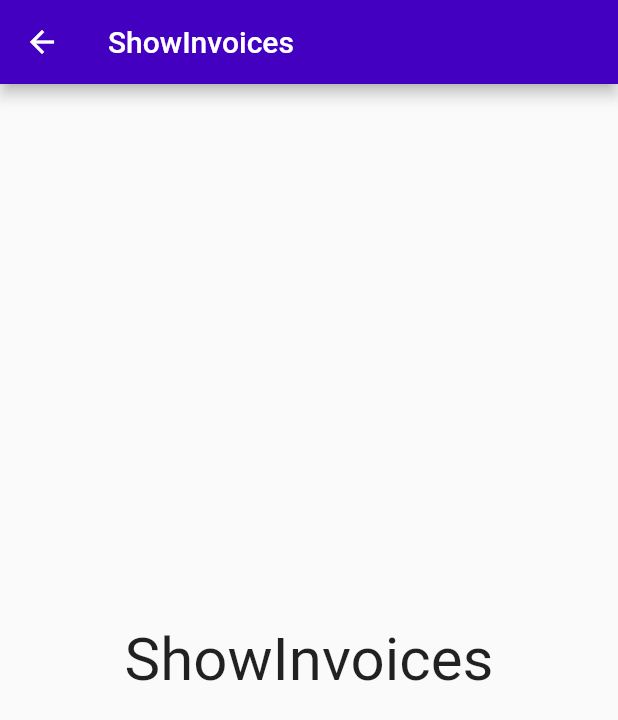
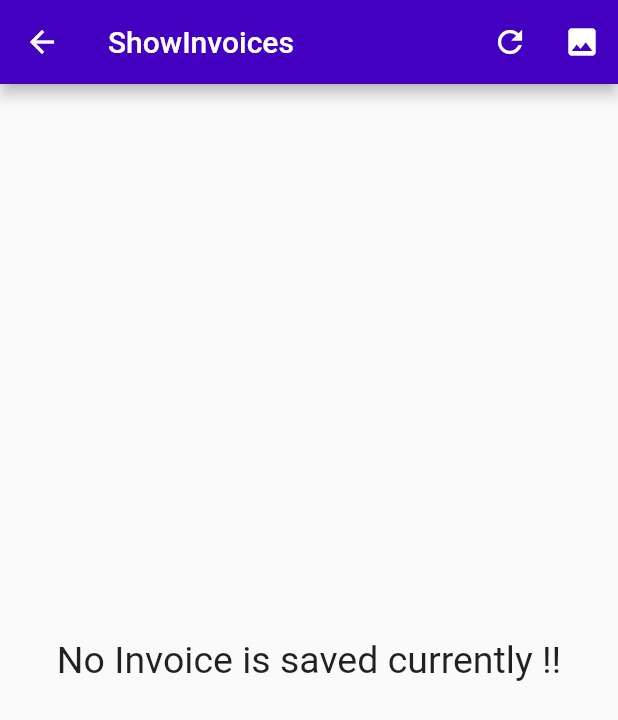
Before and after one commit to HirenDube/bill_maker_ui, a Flutter app: the HomeScreen screen opened directly, after a tap on "Show Invoices", on a phone screen of 412 x 824 dp. Shown: the top 720 px of the screen. Run offline on Flutter 3.47's test engine with Material 2 defaults, Android fonts, the phone set to English and light mode, and no system bars; our stand-ins replace fluttertoast, image_gallery_saver, image_picker, lottie, permission_handler, screenshot and 1 more; accounts and stored records are empty.

```diff
--- a/lib/HomeScreen.dart
+++ b/lib/HomeScreen.dart
@@ -1,7 +1,8 @@
+import 'package:bill_maker_ui/About%20Us/AboutUs.dart';
 import 'package:bill_maker_ui/Customers.dart';
-import 'package:bill_maker_ui/MakeInvoice(1).dart';
+import 'package:bill_maker_ui/Invoices/MakeInvoice01.dart';
 import 'package:bill_maker_ui/Products.dart';
-import 'package:bill_maker_ui/ShowInvoices.dart';
+import 'package:bill_maker_ui/Invoices/ShowInvoices.dart';
 import 'package:bill_maker_ui/SplashScreen.dart';
 import 'package:bill_maker_ui/main.dart';
 import 'package:flutter/material.dart';
@@ -22,7 +23,16 @@ class _HomeScreenState extends State<HomeScreen> {
   Widget build(BuildContext context) {
     return Scaffold(
       appBar: buildAppBar(
-          title: "Bill Maker Ui", bgColor: Theme.of(context).primaryColor),
+          title: "Bill Maker Ui",
+          bgColor: Theme.of(context).primaryColor,
+          actions: [
+            IconButton(
+                onPressed: () {
+                  Navigator.of(context)
+                      .push(MaterialPageRoute(builder: (context) => AboutUs()));
+                },
+                icon: Icon(Icons.info_outline))
+          ]),
       body: Container(
         height: MediaQuery.of(context).size.height,
         width: MediaQuery.of(context).size.width,
@@ -64,7 +74,8 @@ class _HomeScreenState extends State<HomeScreen> {
               Divider(
                 color: Colors.transparent,
               ),
-              navigatingButton(context,icon: Icons.logout,
+              navigatingButton(context,
+                  icon: Icons.logout,
                   text: 'Logout',
                   operation: () => showDialog(
                       context: context,
@@ -82,7 +93,8 @@ class _HomeScreenState extends State<HomeScreen> {
                                     setData.setBool("LoggedIn", false);
                                     Navigator.of(context).pushReplacement(
                                         MaterialPageRoute(
-                                            builder: (context) => SplashScreen()));
+                                            builder: (context) =>
+                                                SplashScreen()));
                                   },
                                   child: Text("YES")),
                               TextButton(
@@ -100,7 +112,9 @@ class _HomeScreenState extends State<HomeScreen> {
   }
 
   Card navigatingButton(BuildContext context,
-      {required String text, required operation(),IconData icon = Icons.forward}) {
+      {required String text,
+      required operation(),
+      IconData icon = Icons.forward}) {
     return Card(
       shadowColor: Colors.black,
       elevation: 3,
--- a/lib/MakeInvoice(1).dart
+++ b/lib/Invoices/MakeInvoice01.dart
@@ -1,5 +1,5 @@
 import 'dart:convert';
-import 'package:bill_maker_ui/MakeInvoice(2).dart';
+import 'package:bill_maker_ui/Invoices/MakeInvoice02.dart';
 import 'package:bill_maker_ui/main.dart';
 import 'package:flutter/material.dart';
 import 'package:shared_preferences/shared_preferences.dart';
--- a/lib/MakeInvoice(2).dart
+++ b/lib/Invoices/MakeInvoice02.dart
@@ -1,7 +1,7 @@
 import 'dart:convert';
 import 'dart:io';
 
-import 'package:bill_maker_ui/Invoice.dart';
+import 'package:bill_maker_ui/Invoices/Invoice.dart';
 import 'package:bill_maker_ui/main.dart';
 import 'package:flutter/material.dart';
 import 'package:fluttertoast/fluttertoast.dart';
--- /dev/null
+++ b/lib/Invoices/ShowInvoices.dart
@@ -0,0 +1,122 @@
+import 'dart:io';
+
+import 'package:bill_maker_ui/main.dart';
+import 'package:flutter/material.dart';
+import 'package:image_picker/image_picker.dart';
+import 'package:shared_preferences/shared_preferences.dart';
+
+import 'ShowInvoices01.dart';
+
+class ShowInvoices extends StatefulWidget {
+  const ShowInvoices({Key? key}) : super(key: key);
+
+  @override
+  State<ShowInvoices> createState() => _ShowInvoicesState();
+}
+
+class _ShowInvoicesState extends State<ShowInvoices> {
+  File? img;
+  ImagePicker picker = ImagePicker();
+  int invoiceNo = 0;
+  List<int> inNOs= [];
+  List imgPaths = <String>[], uname = <String>[];
+  List<Widget> images = <Widget>[];
+
+  @override
+  void initState() {
+    // TODO: implement initState
+    getInvoiceData();
+    getInvoicePaths();
+    super.initState();
+  }
+
+  Future<void> getInvoiceData() async {
+    SharedPreferences invoicceNo = await SharedPreferences.getInstance();
+    if (invoicceNo.getInt("InvoiceNo") != null) {
+      setState(() {
+        uname = invoicceNo.getStringList("Users")!;
+        invoiceNo = invoicceNo.getInt("InvoiceNo")!;
+      });
+      getInvoicePaths();
+      // getInvoicePaths();
+    }
+  }
+
+  Future<void> getInvoicePaths() async {
+    if (invoiceNo != 0) {
+      imgPaths.clear();
+      images.clear();
+      for (int i = 1; i <= invoiceNo; i++) {
+        imgPaths.add(
+            "/storage/emulated/0/Pictures/${uname[0]}_Invoice_No.${i}.jpg");
+        inNOs.add(i-1);
+      }
+      List<File> imageFiles = imgPaths.map((e) => File(e)).toList();
+      images = imageFiles
+          .map((e) => GestureDetector(
+              onTap: () {
+                Navigator.of(context).push(MaterialPageRoute(
+                    builder: (context) => ShowInvoices01( image: Image.file(e))));
+                print(imgPaths);
+              },
+              child: Container(
+
+                  decoration: BoxDecoration(
+                      border: Border.all(width: 1, color: Colors.black)),
+                  child: Image.file(e,fit: BoxFit.fill,))))
+          .toList();
+    }
+  }
+
+  @override
+  Widget build(BuildContext context) {
+    return Scaffold(
+        appBar: buildAppBar(
+            title: "ShowInvoices",
+            bgColor: Theme.of(context).primaryColor,
+            actions: [
+              IconButton(
+                  onPressed: () {
+                    setState(() {
+                      getInvoiceData();                print(imgPaths);
+
+                    });
+                  },
+                  icon: Icon(Icons.refresh)),
+              IconButton(
+                  onPressed: () async {
+                    XFile? fiile = await ImagePicker()
+                        .pickImage(source: ImageSource.gallery);
+                    File fiile2 = File(fiile!.path);
+                    setState(() {
+                      if (fiile2 != null) {
+                        images.add(Image.file(fiile2));
+                        print(fiile.path);
+                      }
+                    });
+                  },
+                  icon: Icon(Icons.image))
+            ]),
+        body: invoiceNo == 0
+            ? Center(
+                child: Text(
+                  "No Invoice is saved currently !!",
+                  style: TextStyle(fontSize: 25),
+                ),
+              )
+            : GridView.count(
+                crossAxisCount: 2,
+                children: images,
+              ));
+  }
+
+  Future<void> pickImage() async {
+    XFile? tempImgFile = await picker.pickImage(source: ImageSource.gallery);
+    if (tempImgFile != null) {
+      setState(() {
+        img = File(tempImgFile.path);
+        print(tempImgFile.path);
+      });
+    }
+  }
+}
--- a/lib/ShowInvoices.dart
+++ /dev/null
@@ -1,23 +0,0 @@
-import 'package:bill_maker_ui/main.dart';
-import 'package:flutter/material.dart';
-
-class ShowInvoices extends StatefulWidget {
-  const ShowInvoices({Key? key}) : super(key: key);
-
-  @override
-  State<ShowInvoices> createState() => _ShowInvoicesState();
-}
-
-class _ShowInvoicesState extends State<ShowInvoices> {
-  @override
-  Widget build(BuildContext context) {
-    return Scaffold(
-      appBar: buildAppBar(title: "ShowInvoices",bgColor: Theme.of(context).primaryColor),
-      body: Center(
-        child: Text("ShowInvoices",style: TextStyle(
-          fontSize: 40
-        ),),
-      ),
-    );
-  }
-}
--- a/pubspec.yaml
+++ b/pubspec.yaml
@@ -42,6 +42,8 @@ dependencies:
   screenshot: ^2.0.0
   image_gallery_saver: ^1.7.1
   permission_handler: ^10.2.0
+  image_picker: ^0.8.7+5
+
 
 dev_dependencies:
   flutter_test:
```
Also changed, not shown: lib/About Us/AboutUs.dart (added, +23 -0 lines), lib/Intro/Introduction.dart (added, +24 -0 lines), lib/Invoices/Invoice.dart (renamed from lib/Invoice.dart, +118 -50 lines), lib/Invoices/ShowInvoices01.dart (added, +30 -0 lines), lib/SplashScreen.dart (+9 -2 lines), lib/main.dart (+13 -6 lines), pubspec.lock, 2 other files.
